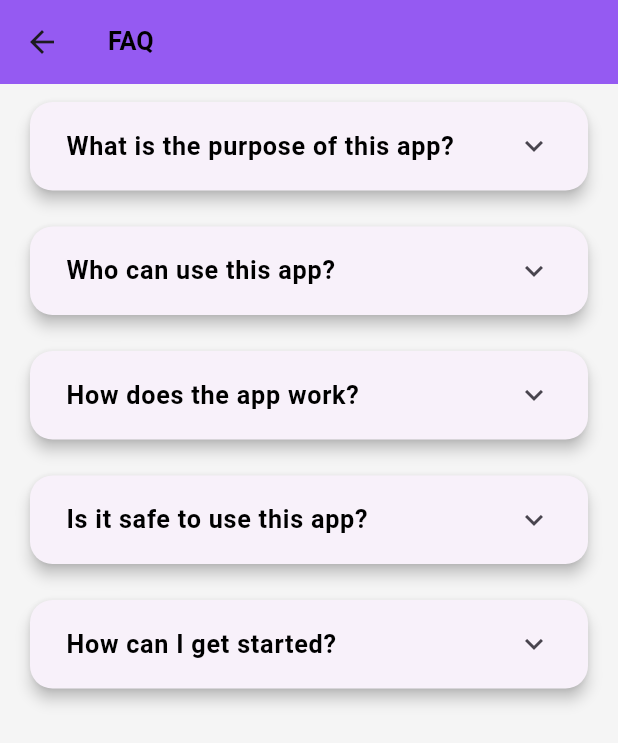
After one commit to wizedo/wizedo, a Flutter app: the FAQPage screen opened directly, on a phone screen of 412 x 824 dp. The commit adds this screen. Shown: the top 743 px of the screen. Run offline on Flutter 3.47's test engine with Material 3 defaults, Android fonts, the phone set to English and light mode, and no system bars; our stand-ins replace cloud_firestore, dotted_border, dropdown_button2, firebase_auth, firebase_core, flutter_cache_manager and 12 more; missing offline and left inert: dart:ffi, firebase_app_check, flutter_cashfree_pg_sdk; accounts and stored records are empty.

Commit message:
fixed load more to show only when there are more documents and add faq page structure

```diff
--- /dev/null
+++ b/lib/pages/faq.dart
@@ -0,0 +1,100 @@
+import 'package:flutter/material.dart';
+
+import '../components/BlackText.dart';
+
+
+class FAQPage extends StatelessWidget {
+  // Define a list of questions, answers, and corresponding icons
+  final List<Map<String, dynamic>> faqData = [
+    {
+      'question': 'What is the purpose of this app?',
+      'answer': 'The purpose of this app is to facilitate peer-to-peer learning '
+          'among college students. It allows students to post what they want to learn '
+          'or collaborate with others on specific topics in exchange for money.',
+    },
+    {
+      'question': 'Who can use this app?',
+      'answer': 'This app is designed for college students who are seeking '
+          'opportunities to learn from their peers or collaborate on projects '
+          'in exchange for compensation. Users must have a college email address '
+          'to register and access the platform.',
+    },
+    {
+      'question': 'How does the app work?',
+      'answer': 'The app allows users to create posts detailing what they want '
+          'to learn or collaborate on. Other users can browse these posts and '
+          'offer their expertise or assistance in exchange for money. Once a '
+          'collaboration is agreed upon, users can communicate and work together '
+          'through the app to achieve their learning or project goals.',
+    },
+    {
+      'question': 'Is it safe to use this app?',
+      'answer': 'Yes, the app implements various safety measures to ensure '
+          'a secure and trustworthy environment for users. All users must '
+          'verify their college email addresses during registration, and '
+          'communications between users are monitored to prevent misuse '
+          'or inappropriate behavior. Additionally, users have the option '
+          'to report any suspicious or abusive activity.',
+    },
+    {
+      'question': 'How can I get started?',
+      'answer': 'To get started, simply download the app from the app store '
+          'and register with your college email address. Once registered, '
+          'you can create posts or browse existing posts to find opportunities '
+          'for learning or collaboration. Make sure to read the app guidelines '
+          'and community rules to ensure a positive experience for yourself '
+          'and others.',
+    },
+    // Add more questions, answers, and icons as needed
+  ];
+
+  @override
+  Widget build(BuildContext context) {
+    return Scaffold(
+      appBar: AppBar(
+        title: BlackText('FAQ'), // Use BlackText for the app title
+        backgroundColor: Color(0xFF955AF2),
+      ),
+      backgroundColor: Colors.grey[100],
+      body: ListView.builder(
+        itemCount: faqData.length,
+        itemBuilder: (context, index) {
+          return Padding(
+            padding: EdgeInsets.symmetric(vertical: 8, horizontal: 16),
+            child: Card(
+              elevation: 4,
+              shape: RoundedRectangleBorder(
+                borderRadius: BorderRadius.circular(15),
+              ),
+              child: Theme(
+                data: Theme.of(context).copyWith(dividerColor: Colors.transparent), // Remove divider lines
+                child: ExpansionTile(
+                  // tilePadding: EdgeInsets.zero, // Remove padding around expansion tile content
+                  // Remove leading icon
+                  title: Padding(
+                    padding: EdgeInsets.all(8),
+                    child: BlackText(
+                      faqData[index]['question']!,
+                      fontSize: 16,
+                      fontWeight: FontWeight.bold,
+                    ),
+                  ),
+                  children: <Widget>[
+                    Padding(
+                      padding: EdgeInsets.only(left: 25, bottom: 30, right: 20),
+                      child: BlackText(
+                        faqData[index]['answer']!,
+                        fontSize: 14,
+                        fontWeight: FontWeight.normal,
+                      ),
+                    ),
+                  ],
+                ),
+              ),
+            ),
+          );
+        },
+      ),
+    );
+  }
+}
--- a/lib/pages/settings.dart
+++ b/lib/pages/settings.dart
@@ -20,6 +20,7 @@ import 'LoginPage.dart';
 import 'package:google_sign_in/google_sign_in.dart';
 import 'PhoneNumberVerification.dart';
 import 'completedtaskspage.dart';
+import 'faq.dart';
 
 class settingScreen extends StatefulWidget {
   final CollectionReference fireStore;
@@ -366,6 +367,7 @@ class _settingScreenState extends State<settingScreen> {
                         child: cardSettingContainer(text: 'Payment', iconData: Icons.payment)),
                     InkWell(
                       onTap: () {
+                        Get.to(FAQPage());
                       },
                       child: cardSettingContainer(text: 'Help', iconData: Icons.help),
                     ),
```
Also changed, not shown: lib/pages/HomePage.dart (+81 -30 lines).
